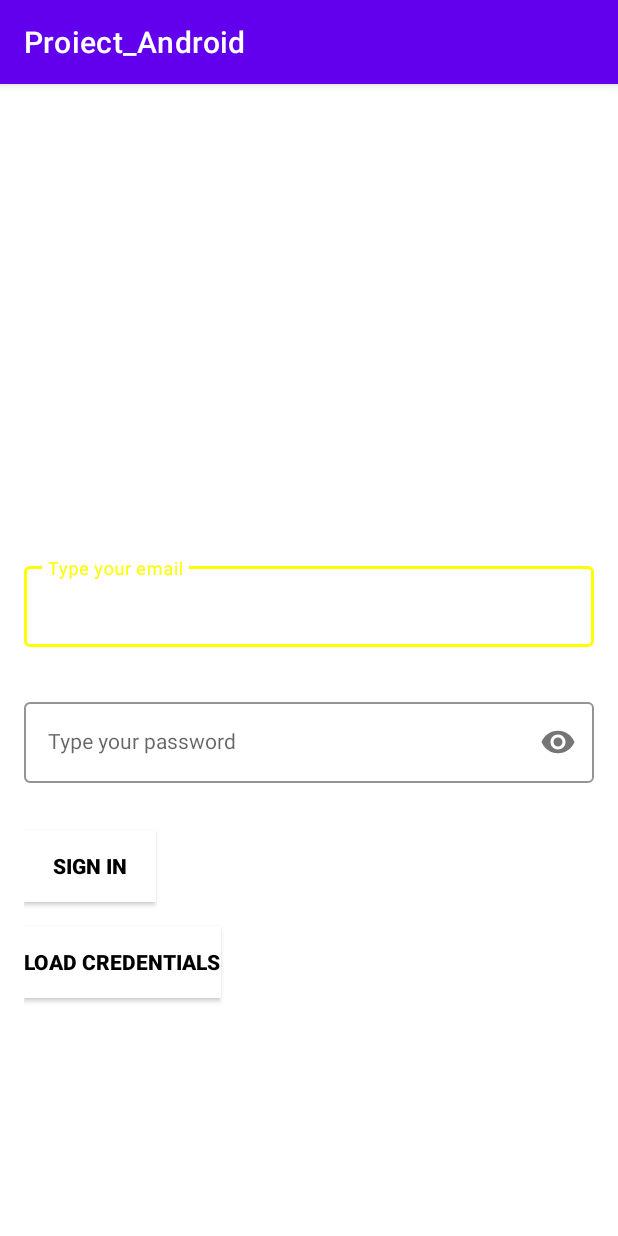
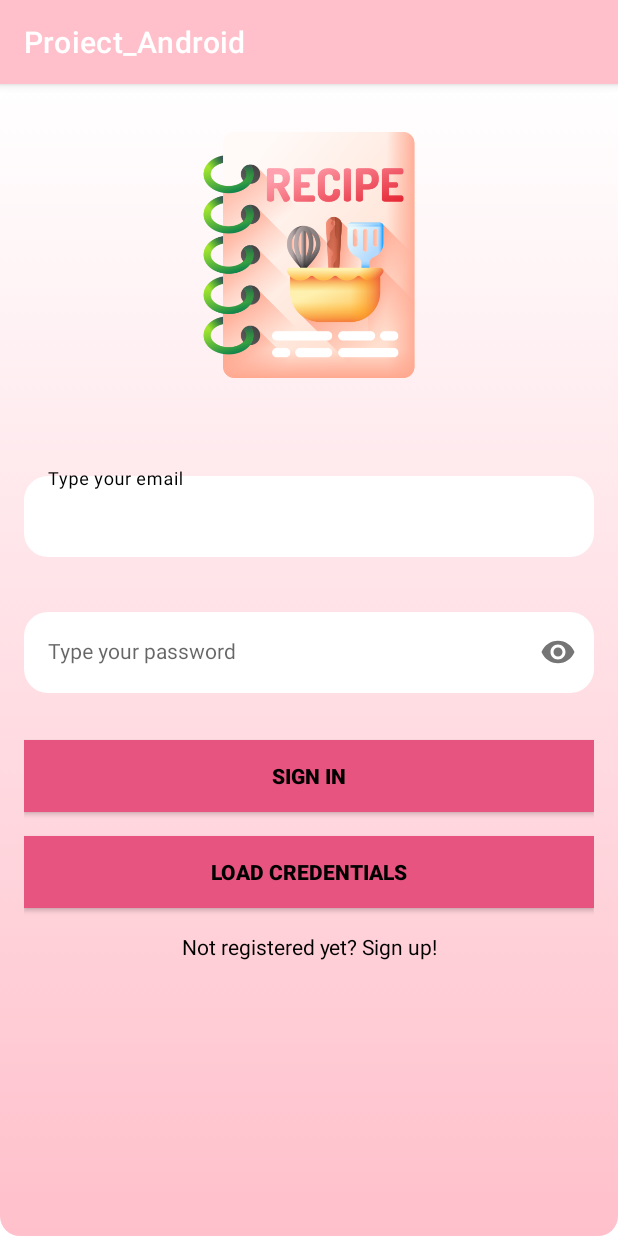
Before and after one commit to DorinUscoiu1/Recepies1, an Android app built with Jetpack Compose: the screen it shows after launch (SignInActivity), on a phone screen of 412 x 824 dp. Run offline under Robolectric (Android 15) with nearby library versions, the phone set to English and light mode, and no system bars; our stand-ins replace Firebase (no records; nobody signed in at launch, a user with empty details on screens opened directly); Roboto replaces fonts that are not available here.

Commit message:
Changed the interface for sign in,register and home window.

```diff
--- /dev/null
+++ b/app/src/main/res/drawable/background_gradient.xml
@@ -0,0 +1,5 @@
+<!-- res/drawable/background_gradient.xml -->
+<gradient xmlns:android="http://schemas.android.com/apk/res/android"
+    android:startColor="#4A00E0"
+    android:endColor="#8E2DE2"
+    android:angle="135" />
--- /dev/null
+++ b/app/src/main/res/drawable/button_background.xml
@@ -0,0 +1,18 @@
+<?xml version="1.0" encoding="utf-8"?>
+<selector xmlns:android="http://schemas.android.com/apk/res/android">
+    <item android:state_pressed="true">
+        <shape>
+            <solid android:color="#FFC0CB" /> <!-- Light Pink when pressed -->
+            <corners android:radius="8dp" />
+        </shape>
+    </item>
+    <item>
+        <shape>
+            <gradient
+                android:startColor="#FFFFFF"
+                android:endColor="#FFC0CB"
+                android:angle="120" />
+            <corners android:radius="13dp" />
+        </shape>
+    </item>
+</selector>
--- /dev/null
+++ b/app/src/main/res/drawable/form_background.xml
@@ -0,0 +1,8 @@
+<shape xmlns:android="http://schemas.android.com/apk/res/android">
+    <solid android:color="#FFFFFF"/>
+    <corners android:radius="16dp"/>
+    <padding android:left="16dp"
+        android:top="16dp"
+        android:right="16dp"
+        android:bottom="16dp"/>
+</shape>
--- /dev/null
+++ b/app/src/main/res/drawable/rounded_image_sigin.xml
@@ -0,0 +1,6 @@
+<!-- res/drawable/rounded_image_background.xml -->
+<shape xmlns:android="http://schemas.android.com/apk/res/android"
+    android:shape="rectangle">
+    <corners android:radius="10dp" /> <!-- Adjust the radius to change the roundness -->
+    <solid android:color="@android:color/holo_red_light" /> <!-- Transparent background -->
+</shape>
--- a/app/src/main/res/layout/activity_sign_in.xml
+++ b/app/src/main/res/layout/activity_sign_in.xml
@@ -1,27 +1,42 @@
 <?xml version="1.0" encoding="utf-8"?>
-<LinearLayout xmlns:android="http://schemas.android.com/apk/res/android"
+<LinearLayout
+    xmlns:android="http://schemas.android.com/apk/res/android"
     xmlns:app="http://schemas.android.com/apk/res-auto"
     android:layout_width="match_parent"
     android:layout_height="match_parent"
+    android:background="@drawable/button_background"
     android:orientation="vertical"
     android:padding="16dp">
+    <!-- Image centered at the top -->
+
+
+    <ImageView
+        android:id="@+id/imageView"
+        android:layout_width="328dp"
+        android:layout_height="164dp"
+        android:layout_gravity="center_horizontal"
+        android:layout_marginTop="16dp"
+        android:layout_marginBottom="0dp"
+        android:src="@drawable/recipe" />
 
     <com.google.android.material.textfield.TextInputLayout
         android:id="@+id/emailLayout"
         style="@style/LoginTextInputOuterFieldStyle"
         android:layout_width="match_parent"
         android:layout_height="wrap_content"
-        android:layout_marginTop="300dp"
-        app:boxStrokeColor="@color/yellow"
-        app:hintTextColor="@color/yellow">
+        android:layout_marginTop="60dp"
+        app:boxStrokeColor="@color/black"
+        app:hintTextColor="@color/black">
 
         <com.google.android.material.textfield.TextInputEditText
             android:id="@+id/emailEt"
             style="@style/LoginTextInputInnerFieldStyle"
             android:layout_width="match_parent"
+            android:background="@drawable/form_background"
             android:layout_height="wrap_content"
             android:hint="Type your email"
-            android:inputType="textEmailAddress"/>
+            android:textColor="@color/black"
+            android:inputType="textEmailAddress" />
     </com.google.android.material.textfield.TextInputLayout>
 
     <com.google.android.material.textfield.TextInputLayout
@@ -30,8 +45,8 @@
         android:layout_width="match_parent"
         android:layout_height="wrap_content"
         android:layout_marginTop="16dp"
-        app:boxStrokeColor="@color/yellow"
-        app:hintTextColor="@color/yellow"
+        app:boxStrokeColor="@color/black"
+        app:hintTextColor="@color/black"
         app:passwordToggleEnabled="true">
 
         <com.google.android.material.textfield.TextInputEditText
@@ -39,26 +54,28 @@
             style="@style/LoginTextInputInnerFieldStyle"
             android:layout_width="match_parent"
             android:layout_height="wrap_content"
+            android:background="@drawable/form_background"
             android:hint="Type your password"
-            android:inputType="textPassword"/>
+            android:inputType="textPassword"
+            android:textColor="@color/black" />
     </com.google.android.material.textfield.TextInputLayout>
 
     <androidx.appcompat.widget.AppCompatButton
         android:id="@+id/button"
-        android:layout_width="wrap_content"
+        android:layout_width="match_parent"
         android:layout_height="wrap_content"
         android:layout_marginTop="16dp"
-        android:background="@color/white"
+        android:background="@color/pink"
         android:text="Sign In"
         android:textColor="@color/black"
         android:textStyle="bold" />
 
     <androidx.appcompat.widget.AppCompatButton
         android:id="@+id/loadCredentialsButton"
-        android:layout_width="wrap_content"
+        android:layout_width="match_parent"
         android:layout_height="wrap_content"
         android:layout_marginTop="16dp"
-        android:background="@color/white"
+        android:background="@color/pink"
         android:text="Load Credentials"
         android:textColor="@color/black"
         android:textStyle="bold" />
@@ -69,5 +86,10 @@
         android:layout_height="wrap_content"
         android:layout_marginTop="16dp"
         android:text="Not registered yet? Sign up!"
-        android:textColor="@color/white"/>
+        android:textColor="@color/black"
+        android:gravity="center"
+        android:layout_gravity="center_horizontal"/>
+
+
+
 </LinearLayout>
--- a/app/src/main/res/values/colors.xml
+++ b/app/src/main/res/values/colors.xml
@@ -10,4 +10,7 @@
     <color name="hintTextColor">#FF0000</color>
     <color name="gray">#F5F5F5</color>
     <color name="yellow">#FFFF00</color>
+    <color name="pink">#E75480</color>"
+    <color name="transparent">#00000000</color>
+    <color name="semi_transparent_red">#80FF0000</color>
 </resources>
--- a/app/src/main/res/values/themes.xml
+++ b/app/src/main/res/values/themes.xml
@@ -2,7 +2,7 @@
 <resources>
 
     <style name="Theme.Proiect_Android" parent="Theme.MaterialComponents.DayNight.DarkActionBar">
-        <item name="colorPrimary">@color/purple_500</item>
+        <item name="colorPrimary">#FFC0CB</item>
         <item name="colorPrimaryVariant">@color/purple_700</item>
         <item name="colorOnPrimary">@color/white</item>
         <item name="colorSecondary">@color/teal_200</item>
```
Also changed, not shown: app/src/main/java/com/example/proiect_android/HomeActivity.kt (+9 -4 lines), app/src/main/res/layout/activity_home.xml (+64 -29 lines), app/src/main/res/layout/activity_sign_up.xml (+13 -5 lines), app/src/main/res/drawable/cooking.png (added), app/src/main/res/drawable/food2.jpg (added), app/src/main/res/drawable/recipe.png (added), app/src/main/res/drawable/signup.png (added), 1 other file.
